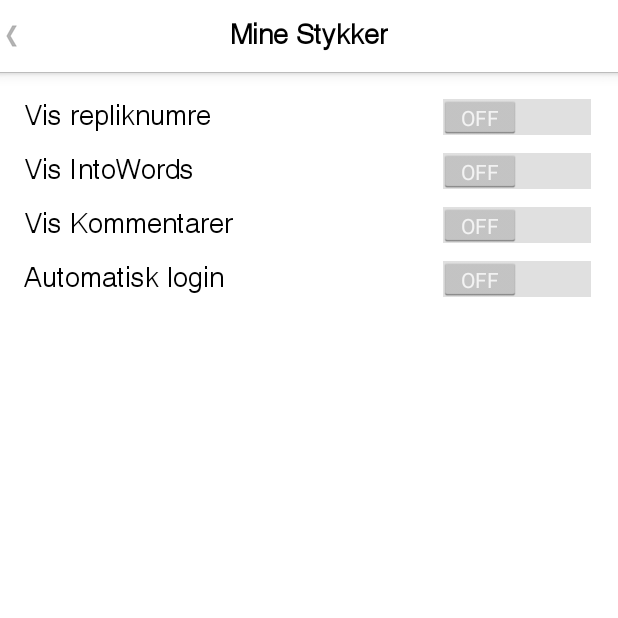
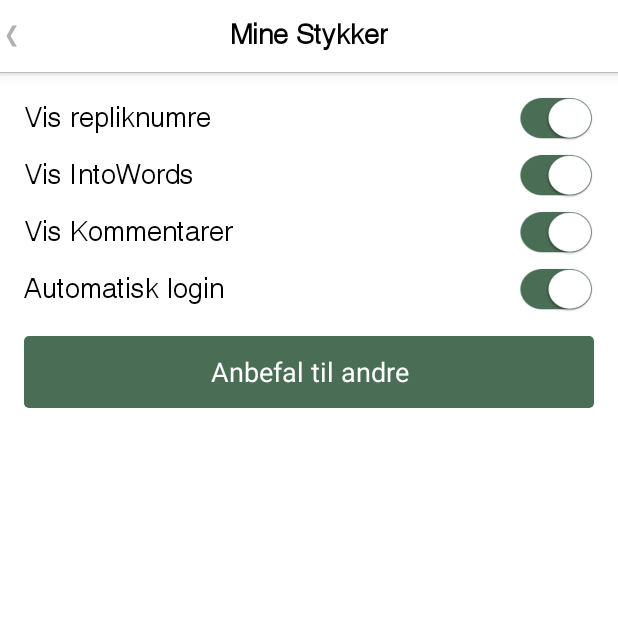
Before and after one commit to WebmyneMobileTeam/DT2, an Android app: the fragment SettingsFragment placed in its activity, on a phone screen of 412 x 824 dp, the top half of it. Run offline under Robolectric (Android 15) with nearby library versions, the phone set to English and light mode, and no system bars; our stand-ins replace Volley; libraries missing offline, so code that uses them is left out: com.androidanimations.library; network calls fail; 4 statements that could not run were skipped.

Commit message:
nirav changes setting button ui changes

```diff
--- /dev/null
+++ b/app/src/main/res/drawable/active_btn.xml
@@ -0,0 +1,9 @@
+<?xml version="1.0" encoding="utf-8"?>
+<shape xmlns:android="http://schemas.android.com/apk/res/android"
+    android:shape="rectangle" >
+
+    <solid android:color="#496d55" />
+
+    <corners android:radius="3dp" />
+
+</shape>
--- /dev/null
+++ b/app/src/main/res/drawable/button_selector.xml
@@ -0,0 +1,6 @@
+<selector xmlns:android="http://schemas.android.com/apk/res/android">
+    <item android:state_focused="true" android:state_pressed="false" android:drawable="@drawable/active_btn" />
+    <item android:state_focused="true" android:state_pressed="true" android:drawable="@drawable/passive_btn" />
+    <item android:state_focused="false" android:state_pressed="true" android:drawable="@drawable/passive_btn" />
+    <item android:drawable="@drawable/active_btn" />
+</selector>
--- /dev/null
+++ b/app/src/main/res/drawable/passive_btn.xml
@@ -0,0 +1,9 @@
+<?xml version="1.0" encoding="utf-8"?>
+<shape xmlns:android="http://schemas.android.com/apk/res/android"
+    android:shape="rectangle" >
+
+    <solid android:color="#354F3E" />
+
+    <corners android:radius="3dp" />
+
+</shape>
--- /dev/null
+++ b/app/src/main/res/drawable/toggle_selector.xml
@@ -0,0 +1,5 @@
+<?xml version="1.0" encoding="utf-8"?>
+<selector xmlns:android="http://schemas.android.com/apk/res/android">
+    <item android:drawable="@drawable/green_btn" android:state_checked="true"/>
+    <item android:drawable="@drawable/white_btn" android:state_checked="false"/>
+</selector>
--- a/app/src/main/res/layout/activity_settings.xml
+++ b/app/src/main/res/layout/activity_settings.xml
@@ -23,13 +23,17 @@
             android:layout_weight="1"
             android:layout_gravity="center_vertical"
             android:textSize="@dimen/normalText"
-            android:textColor="@android:color/black"/>
+            android:textColor="@android:color/black" />
 
-        <Switch
+        <ToggleButton
             android:id="@+id/settingRepliknumre"
-            android:layout_width="wrap_content"
-            android:layout_height="wrap_content"
-            android:layout_gravity="right|center_vertical"/>
+            android:layout_width="@dimen/switch_width"
+            android:layout_height="@dimen/switch_height"
+            android:background="@drawable/toggle_selector"
+            android:layout_gravity="right|center_vertical"
+            android:checked="true"
+            android:textOff=""
+            android:textOn="" />
 
     </FrameLayout>
 
@@ -46,13 +50,17 @@
             android:layout_weight="1"
             android:layout_gravity="center_vertical"
             android:textSize="@dimen/normalText"
-            android:textColor="@android:color/black"/>
+            android:textColor="@android:color/black" />
 
-        <Switch
+        <ToggleButton
             android:id="@+id/settingIntoWords"
-            android:layout_width="wrap_content"
-            android:layout_height="wrap_content"
-            android:layout_gravity="right|center_vertical"/>
+            android:layout_width="@dimen/switch_width"
+            android:layout_height="@dimen/switch_height"
+            android:background="@drawable/toggle_selector"
+            android:layout_gravity="right|center_vertical"
+            android:checked="true"
+            android:textOff=""
+            android:textOn="" />
 
     </FrameLayout>
 
@@ -69,13 +77,17 @@
             android:layout_weight="1"
             android:layout_gravity="center_vertical"
             android:textSize="@dimen/normalText"
-            android:textColor="@android:color/black"/>
+            android:textColor="@android:color/black" />
 
-        <Switch
+        <ToggleButton
             android:id="@+id/settingKommentarer"
-            android:layout_width="wrap_content"
-            android:layout_height="wrap_content"
-            android:layout_gravity="right|center_vertical"/>
+            android:layout_width="@dimen/switch_width"
+            android:layout_height="@dimen/switch_height"
+            android:background="@drawable/toggle_selector"
+            android:layout_gravity="right|center_vertical"
+            android:checked="true"
+            android:textOff=""
+            android:textOn="" />
 
     </FrameLayout>
 
@@ -92,15 +104,27 @@
             android:layout_weight="1"
             android:layout_gravity="center_vertical"
             android:textSize="@dimen/normalText"
-            android:textColor="@android:color/black"/>
+            android:textColor="@android:color/black" />
 
-        <Switch
+        <ToggleButton
             android:id="@+id/settingAutomatiskeLogin"
-            android:layout_width="wrap_content"
-            android:layout_height="wrap_content"
-            android:layout_gravity="right|center_vertical"/>
+            android:layout_width="@dimen/switch_width"
+            android:layout_height="@dimen/switch_height"
+            android:background="@drawable/toggle_selector"
+            android:layout_gravity="right|center_vertical"
+            android:checked="true"
+            android:textOff=""
+            android:textOn="" />
+
 
     </FrameLayout>
 
-
+    <Button
+        android:layout_width="match_parent"
+        android:layout_height="wrap_content"
+        android:layout_marginTop="@dimen/activity_margin"
+        android:text="Anbefal til andre"
+        android:textSize="@dimen/normalText"
+        android:background="@drawable/button_selector"
+        android:textColor="@android:color/white" />
 </LinearLayout>
--- /dev/null
+++ b/app/src/main/res/values-large/dimens.xml
@@ -0,0 +1,7 @@
+<?xml version="1.0" encoding="utf-8"?>
+<resources>
+
+ <!-- switch -->
+    <dimen name="switch_height">40dp</dimen>
+    <dimen name="switch_width">60dp</dimen>
+</resources>
--- /dev/null
+++ b/app/src/main/res/values-small/dimens.xml
@@ -0,0 +1,7 @@
+<?xml version="1.0" encoding="utf-8"?>
+<resources>
+
+    <!-- switch -->
+    <dimen name="switch_height">25dp</dimen>
+    <dimen name="switch_width">45dp</dimen>
+</resources>
--- /dev/null
+++ b/app/src/main/res/values-xlarge/dimens.xml
@@ -0,0 +1,7 @@
+<?xml version="1.0" encoding="utf-8"?>
+<resources>
+
+    <!-- switch -->
+    <dimen name="switch_height">50dp</dimen>
+    <dimen name="switch_width">70dp</dimen>
+</resources>
--- a/app/src/main/res/values/dimens.xml
+++ b/app/src/main/res/values/dimens.xml
@@ -21,4 +21,7 @@
     <dimen name="activity_horizontal_margin">16dp</dimen>
     <dimen name="activity_vertical_margin">16dp</dimen>
 
+    <!-- switch -->
+    <dimen name="switch_height">30dp</dimen>
+    <dimen name="switch_width">50dp</dimen>
 </resources>
```
Also changed, not shown: app/src/main/java/wm/com/danteater/guide/GuideStartup.java (+36 -2 lines), app/src/main/res/layout/fragment_guide.xml (+11 -0 lines), app/src/main/res/layout/item_myplay_order.xml (+19 -10 lines), app/src/main/res/layout/item_myplay_preview.xml (+14 -8 lines), app/src/main/res/drawable/green_btn.png (added), app/src/main/res/drawable/white_btn.png (added).
